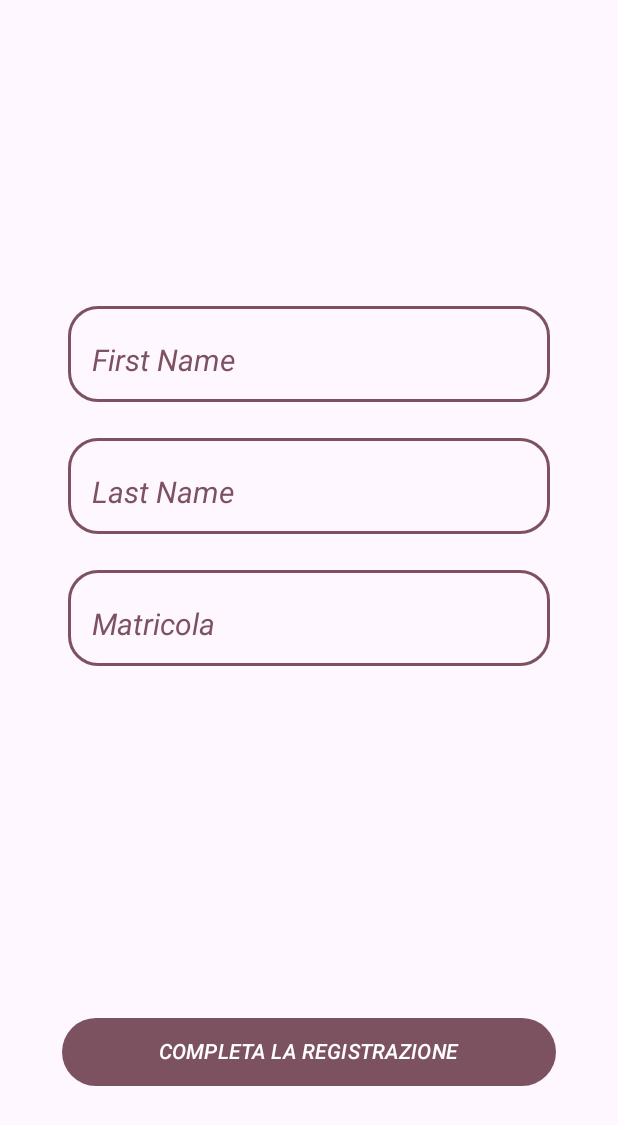
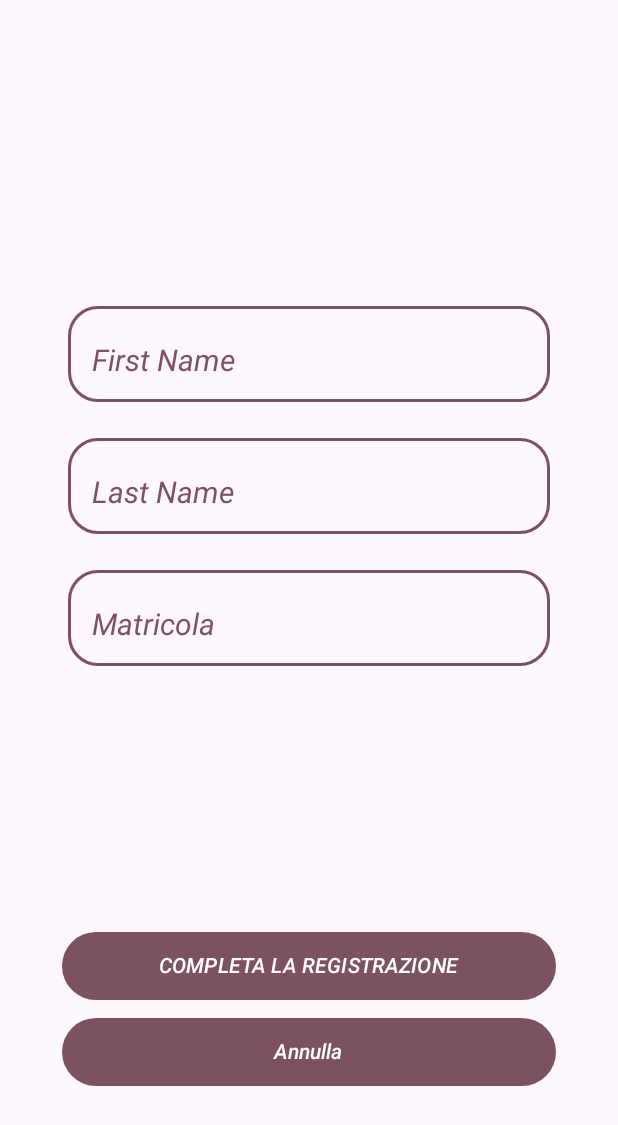
Before and after one commit to DevDeiv/UninsubriaSurvive, an Android app built with Jetpack Compose: the CompleteRegistrationScreen screen opened through its navigation route, on a phone screen of 412 x 824 dp. Shown: the top 1125 px of the screen. Run offline under Robolectric (Android 15) with nearby library versions, the phone set to English and light mode, and no system bars; our stand-ins replace Firebase (no records; nobody signed in at launch, a user with empty details on screens opened directly), Room's generated code; pictures from the network do not load.

Commit message:
risolti piccoli bug

```diff
--- a/app/src/main/java/com/example/uninsubriasurvive/modelview/model/student/StudentViewModel.kt
+++ b/app/src/main/java/com/example/uninsubriasurvive/modelview/model/student/StudentViewModel.kt
@@ -246,7 +246,7 @@ class StudentViewModel (
                 }
 
                 val maybeExams = retrieveMaybeExams()
-                if (_state.value.notInterested.contains(event.exam)) {
+                if (_state.value.maybe.contains(event.exam)) {
                     maybeExams.remove(event.exam)
                 }
 
--- a/app/src/main/java/com/example/uninsubriasurvive/modelview/view/CompleteRegistration.kt
+++ b/app/src/main/java/com/example/uninsubriasurvive/modelview/view/CompleteRegistration.kt
@@ -1,5 +1,6 @@
 package com.example.uninsubriasurvive.modelview.view
 
+import android.widget.Space
 import android.widget.Toast
 import androidx.compose.foundation.layout.Arrangement
 import androidx.compose.foundation.layout.Box
@@ -41,7 +42,8 @@ fun isSerialNumberValid(text: String): Boolean {
 fun CompleteRegistrationScreen(
     state: StudentState,
     onEvent: (UserEvent) -> Unit,
-    navigateToHomeScreen: () -> Unit
+    navigateToHomeScreen: () -> Unit,
+    navigateBack: () -> Unit
 ) {
     val context = LocalContext.current
     var isFirstNameValid by remember { mutableStateOf(true) }
@@ -52,7 +54,8 @@ fun CompleteRegistrationScreen(
     Box(modifier = Modifier) {
         Column(
             modifier = Modifier
-                .fillMaxSize().padding(vertical = 100.dp),
+                .fillMaxSize()
+                .padding(vertical = 100.dp),
             verticalArrangement = Arrangement.Top,
             horizontalAlignment = Alignment.CenterHorizontally
         ) {
@@ -129,9 +132,12 @@ fun CompleteRegistrationScreen(
 
                     }
                 )
+                Spacer(modifier = Modifier.height(12.dp))
+                LoginButton(
+                    text = "Annulla",
+                    onclick = { navigateBack() }
+                )
             }
-
-
         }
     }
 
--- a/app/src/main/java/com/example/uninsubriasurvive/modelview/view/home/BookletScreen.kt
+++ b/app/src/main/java/com/example/uninsubriasurvive/modelview/view/home/BookletScreen.kt
@@ -107,14 +107,12 @@ fun BookletScreen(
             )
         )
     }
-    Spacer(modifier = Modifier.height(22.dp))
+    Spacer(modifier = Modifier.height(6.dp))
     Column (
-        modifier = Modifier.fillMaxSize().padding(12.dp),
+        modifier = Modifier.padding(top = 80.dp, bottom = 6.dp, start = 12.dp, end = 12.dp).fillMaxSize(),
         verticalArrangement = Arrangement.Center,
         horizontalAlignment = Alignment.CenterHorizontally
     ){
-
-
 
         if (radioButton.filter == RadioButtonSelection.ShowInterested.filter) {
             if (studentState.interested.isEmpty()) {
--- a/app/src/main/java/com/example/uninsubriasurvive/navigation/HomeNavigation.kt
+++ b/app/src/main/java/com/example/uninsubriasurvive/navigation/HomeNavigation.kt
@@ -361,7 +361,7 @@ fun HomeNavigationScreen(
                             modifier = Modifier.padding(8.dp),
                         ) {
                             Text(
-                                "Dismiss",
+                                "Chiudi",
                                 style = MaterialTheme.typography.bodyMedium.copy(
                                     color = MaterialTheme.colorScheme.onBackground
                                 )
--- a/app/src/main/java/com/example/uninsubriasurvive/navigation/NavGraph.kt
+++ b/app/src/main/java/com/example/uninsubriasurvive/navigation/NavGraph.kt
@@ -105,14 +105,19 @@ fun NavGraph(
                     navController.navigate("application")
                 }
                 else {
-                    userOnEvent(UserEvent.SetEmail(userData?.emailAddress))
-                    userOnEvent(UserEvent.SetProfilePicture(userData?.profilePictureUrl))
-                    userOnEvent(UserEvent.IsAccountInDb(isAccountInDb = false))
-
                     CompleteRegistrationScreen(
                         state = studentState,
                         onEvent = userOnEvent ,
-                        navigateToHomeScreen = { navController.navigate("application") }
+                        navigateToHomeScreen = {
+                            userOnEvent(UserEvent.SetEmail(userData?.emailAddress))
+                            userOnEvent(UserEvent.SetProfilePicture(userData?.profilePictureUrl))
+                            userOnEvent(UserEvent.IsAccountInDb(isAccountInDb = false))
+                            navController.navigate("application")
+                                               },
+                        navigateBack = {
+                            coroutineScope.launch { googleAuthUiClient.signOut() }
+                            navController.popBackStack()
+                        }
                     )
                 }
             }
```
Also changed, not shown: app/src/main/java/com/example/uninsubriasurvive/modelview/view/home/ExamScreen.kt (+17 -2 lines).
